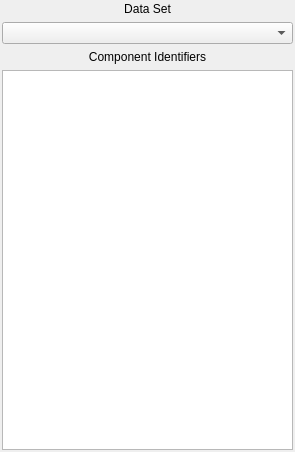
glue-viz/glue, file glue/qt/ui/component_selector.ui: the form before one commit.
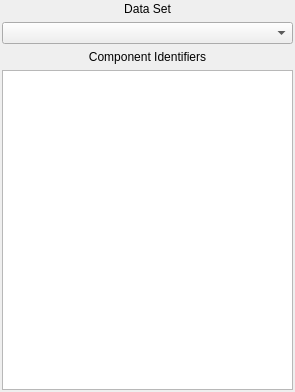
The form after the commit. Custom widgets are drawn as their Qt base class.

Commit message: More layout tweaks for runtime UI loading

Diff of the .ui file:
```diff
--- a/glue/qt/ui/component_selector.ui
+++ b/glue/qt/ui/component_selector.ui
@@ -7,18 +7,24 @@
     <x>0</x>
     <y>0</y>
     <width>295</width>
-    <height>452</height>
+    <height>392</height>
    </rect>
   </property>
+  <property name="sizePolicy">
+   <sizepolicy hsizetype="Preferred" vsizetype="Expanding">
+    <horstretch>0</horstretch>
+    <verstretch>0</verstretch>
+   </sizepolicy>
+  </property>
   <property name="windowTitle">
    <string>Form</string>
   </property>
-  <layout class="QVBoxLayout" name="verticalLayout_2">
+  <layout class="QVBoxLayout" name="verticalLayout_2" stretch="0">
    <property name="margin">
     <number>2</number>
    </property>
    <item>
-    <layout class="QVBoxLayout" name="verticalLayout">
+    <layout class="QVBoxLayout" name="verticalLayout" stretch="0,0,0,1">
      <item>
       <widget class="QLabel" name="label">
        <property name="text">
```
The commit also changes 13 other files.
